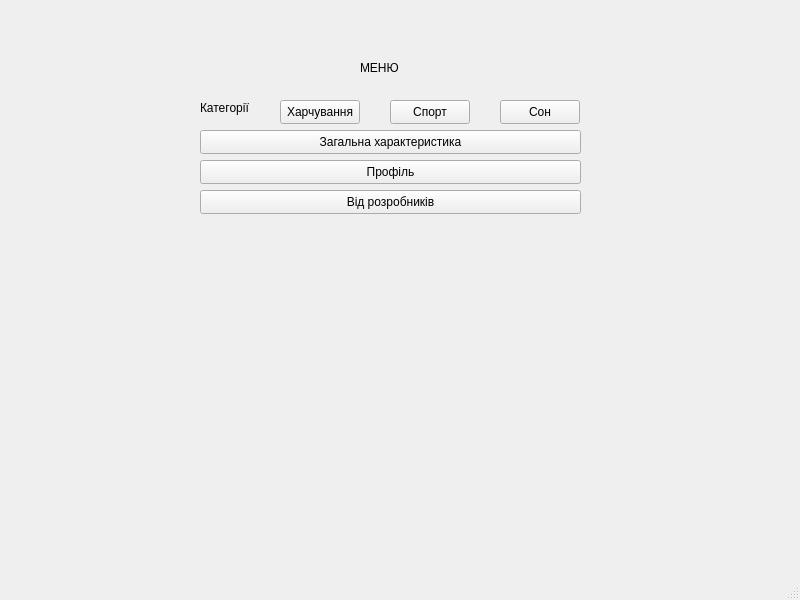
This is mainwindow.ui in Stalkeroid13/Health_statistic as Qt 5 draws it before an edit. The edited form follows.
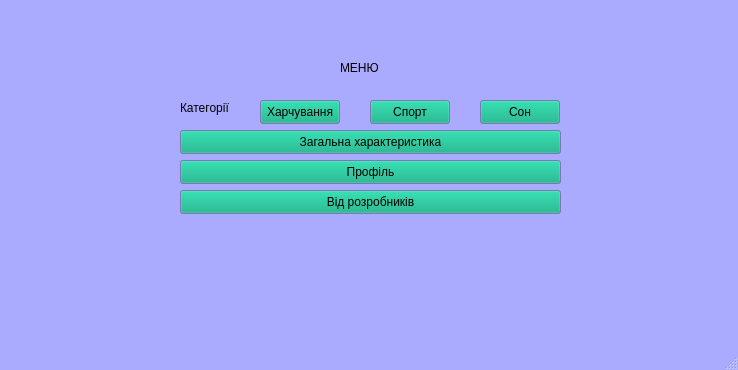
This is the edited form.

```diff
--- a/mainwindow.ui
+++ b/mainwindow.ui
@@ -6,10 +6,110 @@
    <rect>
     <x>0</x>
     <y>0</y>
-    <width>800</width>
-    <height>600</height>
+    <width>738</width>
+    <height>370</height>
    </rect>
   </property>
+  <property name="palette">
+   <palette>
+    <active>
+     <colorrole role="Button">
+      <brush brushstyle="SolidPattern">
+       <color alpha="255">
+        <red>0</red>
+        <green>170</green>
+        <blue>127</blue>
+       </color>
+      </brush>
+     </colorrole>
+     <colorrole role="BrightText">
+      <brush brushstyle="SolidPattern">
+       <color alpha="255">
+        <red>0</red>
+        <green>0</green>
+        <blue>0</blue>
+       </color>
+      </brush>
+     </colorrole>
+     <colorrole role="Window">
+      <brush brushstyle="SolidPattern">
+       <color alpha="255">
+        <red>170</red>
+        <green>170</green>
+        <blue>255</blue>
+       </color>
+      </brush>
+     </colorrole>
+    </active>
+    <inactive>
+     <colorrole role="Button">
+      <brush brushstyle="SolidPattern">
+       <color alpha="255">
+        <red>0</red>
+        <green>170</green>
+        <blue>127</blue>
+       </color>
+      </brush>
+     </colorrole>
+     <colorrole role="BrightText">
+      <brush brushstyle="SolidPattern">
+       <color alpha="255">
+        <red>0</red>
+        <green>0</green>
+        <blue>0</blue>
+       </color>
+      </brush>
+     </colorrole>
+     <colorrole role="Window">
+      <brush brushstyle="SolidPattern">
+       <color alpha="255">
+        <red>170</red>
+        <green>170</green>
+        <blue>255</blue>
+       </color>
+      </brush>
+     </colorrole>
+    </inactive>
+    <disabled>
+     <colorrole role="Button">
+      <brush brushstyle="SolidPattern">
+       <color alpha="255">
+        <red>0</red>
+        <green>170</green>
+        <blue>127</blue>
+       </color>
+      </brush>
+     </colorrole>
+     <colorrole role="BrightText">
+      <brush brushstyle="SolidPattern">
+       <color alpha="255">
+        <red>0</red>
+        <green>0</green>
+        <blue>0</blue>
+       </color>
+      </brush>
+     </colorrole>
+     <colorrole role="Base">
+      <brush brushstyle="SolidPattern">
+       <color alpha="255">
+        <red>170</red>
+        <green>170</green>
+        <blue>255</blue>
+       </color>
+      </brush>
+     </colorrole>
+     <colorrole role="Window">
+      <brush brushstyle="SolidPattern">
+       <color alpha="255">
+        <red>170</red>
+        <green>170</green>
+        <blue>255</blue>
+       </color>
+      </brush>
+     </colorrole>
+    </disabled>
+   </palette>
+  </property>
   <property name="windowTitle">
    <string>MainWindow</string>
   </property>
@@ -17,7 +117,7 @@
    <widget class="QPushButton" name="pushButton">
     <property name="geometry">
      <rect>
-      <x>280</x>
+      <x>260</x>
       <y>100</y>
       <width>80</width>
       <height>24</height>
@@ -30,7 +130,7 @@
    <widget class="QLabel" name="label">
     <property name="geometry">
      <rect>
-      <x>360</x>
+      <x>340</x>
       <y>60</y>
       <width>49</width>
       <height>16</height>
@@ -43,7 +143,7 @@
    <widget class="QPushButton" name="pushButton_2">
     <property name="geometry">
      <rect>
-      <x>200</x>
+      <x>180</x>
       <y>130</y>
       <width>381</width>
       <height>24</height>
@@ -56,7 +156,7 @@
    <widget class="QLabel" name="label_2">
     <property name="geometry">
      <rect>
-      <x>200</x>
+      <x>180</x>
       <y>100</y>
       <width>49</width>
       <height>16</height>
@@ -69,7 +169,7 @@
    <widget class="QPushButton" name="pushButton_3">
     <property name="geometry">
      <rect>
-      <x>200</x>
+      <x>180</x>
       <y>160</y>
       <width>381</width>
       <height>24</height>
@@ -82,7 +182,7 @@
    <widget class="QPushButton" name="pushButton_4">
     <property name="geometry">
      <rect>
-      <x>200</x>
+      <x>180</x>
       <y>190</y>
       <width>381</width>
       <height>24</height>
@@ -95,7 +195,7 @@
    <widget class="QPushButton" name="pushButton_5">
     <property name="geometry">
      <rect>
-      <x>390</x>
+      <x>370</x>
       <y>100</y>
       <width>80</width>
       <height>24</height>
@@ -108,7 +208,7 @@
    <widget class="QPushButton" name="pushButton_6">
     <property name="geometry">
      <rect>
-      <x>500</x>
+      <x>480</x>
       <y>100</y>
       <width>80</width>
       <height>24</height>
```
Left out of the diff: 2 changed lines with no effect on the pictures.
